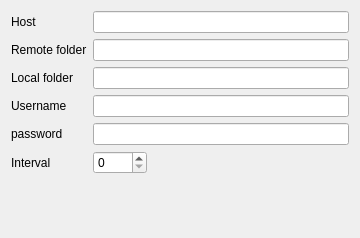
Qt form settings/main_settings.ui (kinnalru/davqt) before a commit.
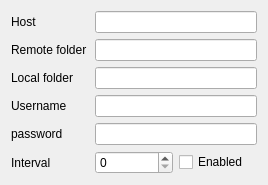
The same form after that commit.

Diff of the .ui file:
```diff
--- a/settings/main_settings.ui
+++ b/settings/main_settings.ui
@@ -6,14 +6,18 @@
    <rect>
     <x>0</x>
     <y>0</y>
-    <width>360</width>
-    <height>238</height>
+    <width>268</width>
+    <height>162</height>
    </rect>
   </property>
-  <layout class="QFormLayout" name="formLayout">
-   <property name="fieldGrowthPolicy">
-    <enum>QFormLayout::ExpandingFieldsGrow</enum>
-   </property>
+  <layout class="QGridLayout" name="gridLayout">
+   <item row="5" column="2">
+    <widget class="QCheckBox" name="enabled">
+     <property name="text">
+      <string>Enabled</string>
+     </property>
+    </widget>
+   </item>
    <item row="0" column="0">
     <widget class="QLabel" name="label_3">
      <property name="text">
@@ -21,59 +25,18 @@
      </property>
     </widget>
    </item>
-   <item row="0" column="1">
-    <widget class="QLineEdit" name="host"/>
-   </item>
-   <item row="1" column="0">
-    <widget class="QLabel" name="label_4">
-     <property name="text">
-      <string>Remote folder</string>
-     </property>
-    </widget>
-   </item>
-   <item row="1" column="1">
-    <widget class="QLineEdit" name="remotefolder"/>
-   </item>
-   <item row="2" column="0">
-    <widget class="QLabel" name="label_5">
-     <property name="text">
-      <string>Local folder</string>
-     </property>
-    </widget>
-   </item>
-   <item row="2" column="1">
-    <widget class="QLineEdit" name="localfolder"/>
-   </item>
-   <item row="3" column="0">
-    <widget class="QLabel" name="label">
-     <property name="text">
-      <string>Username</string>
-     </property>
-    </widget>
-   </item>
-   <item row="3" column="1">
-    <widget class="QLineEdit" name="username"/>
-   </item>
-   <item row="4" column="0">
-    <widget class="QLabel" name="label_2">
-     <property name="text">
-      <string>password</string>
-     </property>
-    </widget>
-   </item>
-   <item row="4" column="1">
+   <item row="4" column="1" colspan="2">
     <widget class="QLineEdit" name="password">
      <property name="echoMode">
       <enum>QLineEdit::Password</enum>
      </property>
     </widget>
    </item>
-   <item row="5" column="0">
-    <widget class="QLabel" name="label_6">
-     <property name="text">
-      <string>Interval</string>
-     </property>
-    </widget>
+   <item row="2" column="1" colspan="2">
+    <widget class="QLineEdit" name="localfolder"/>
+   </item>
+   <item row="1" column="1" colspan="2">
+    <widget class="QLineEdit" name="remotefolder"/>
    </item>
    <item row="5" column="1">
     <widget class="QSpinBox" name="interval">
@@ -85,6 +48,47 @@
      </property>
     </widget>
    </item>
+   <item row="4" column="0">
+    <widget class="QLabel" name="label_2">
+     <property name="text">
+      <string>password</string>
+     </property>
+    </widget>
+   </item>
+   <item row="3" column="1" colspan="2">
+    <widget class="QLineEdit" name="username"/>
+   </item>
+   <item row="3" column="0">
+    <widget class="QLabel" name="label">
+     <property name="text">
+      <string>Username</string>
+     </property>
+    </widget>
+   </item>
+   <item row="1" column="0">
+    <widget class="QLabel" name="label_4">
+     <property name="text">
+      <string>Remote folder</string>
+     </property>
+    </widget>
+   </item>
+   <item row="2" column="0">
+    <widget class="QLabel" name="label_5">
+     <property name="text">
+      <string>Local folder</string>
+     </property>
+    </widget>
+   </item>
+   <item row="5" column="0">
+    <widget class="QLabel" name="label_6">
+     <property name="text">
+      <string>Interval</string>
+     </property>
+    </widget>
+   </item>
+   <item row="0" column="1" colspan="2">
+    <widget class="QLineEdit" name="host"/>
+   </item>
   </layout>
  </widget>
  <resources/>
```
